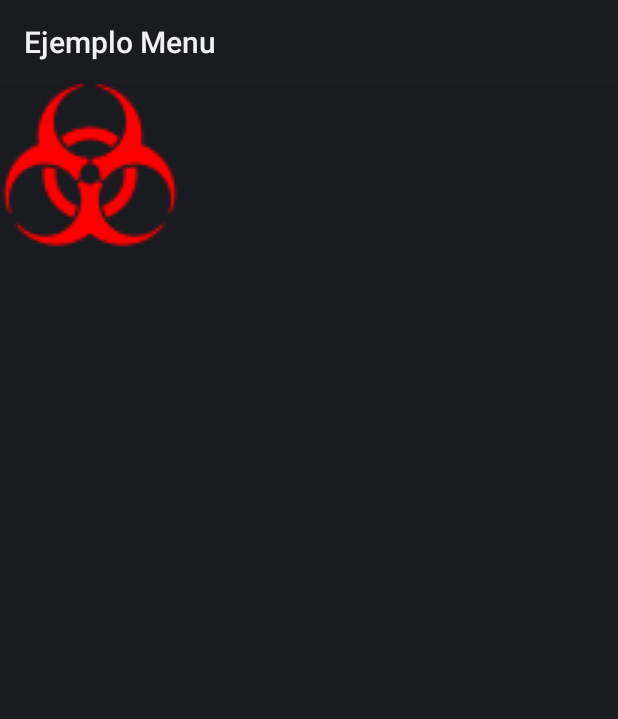
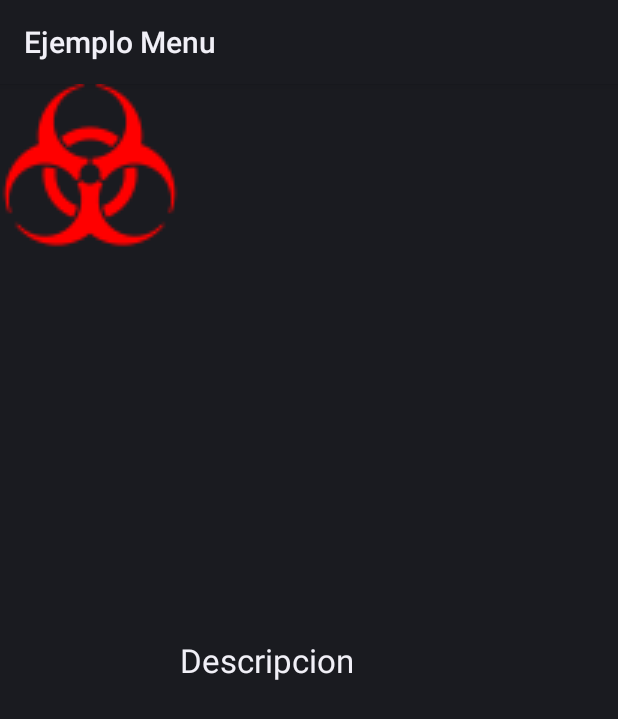
Before and after one commit to 1SI/MenuLateralSlide, an Android app: the layout activity_list_selected.xml on its own in the app's theme, with its tools: preview values and no code run, on a phone screen of 412 x 824 dp. Shown: the top 719 px of the screen. Run offline under Robolectric (Android 15) with nearby library versions, the phone set to English and light mode, and no system bars.

```diff
--- a/app/src/main/res/layout/activity_list_selected.xml
+++ b/app/src/main/res/layout/activity_list_selected.xml
@@ -6,5 +6,13 @@
         android:layout_width="120dp"
         android:layout_height="120dp"
         android:src="@drawable/biomini"
-        android:id="@+id/imageView" />
+        android:id="@+id/imagen" />
+
+    <TextView
+        android:layout_width="wrap_content"
+        android:layout_height="wrap_content"
+        android:textAppearance="?android:attr/textAppearanceLarge"
+        android:text="Descripcion"
+        android:id="@+id/descripcion"
+        android:layout_gravity="center_vertical" />
 </LinearLayout>
```
Also changed, not shown: app/src/main/java/com/elpoeta/menulateralslide/Mapa.java (+27 -24 lines), app/src/main/java/com/elpoeta/menulateralslide/PantallaDescripcion.java (added, +13 -0 lines).
